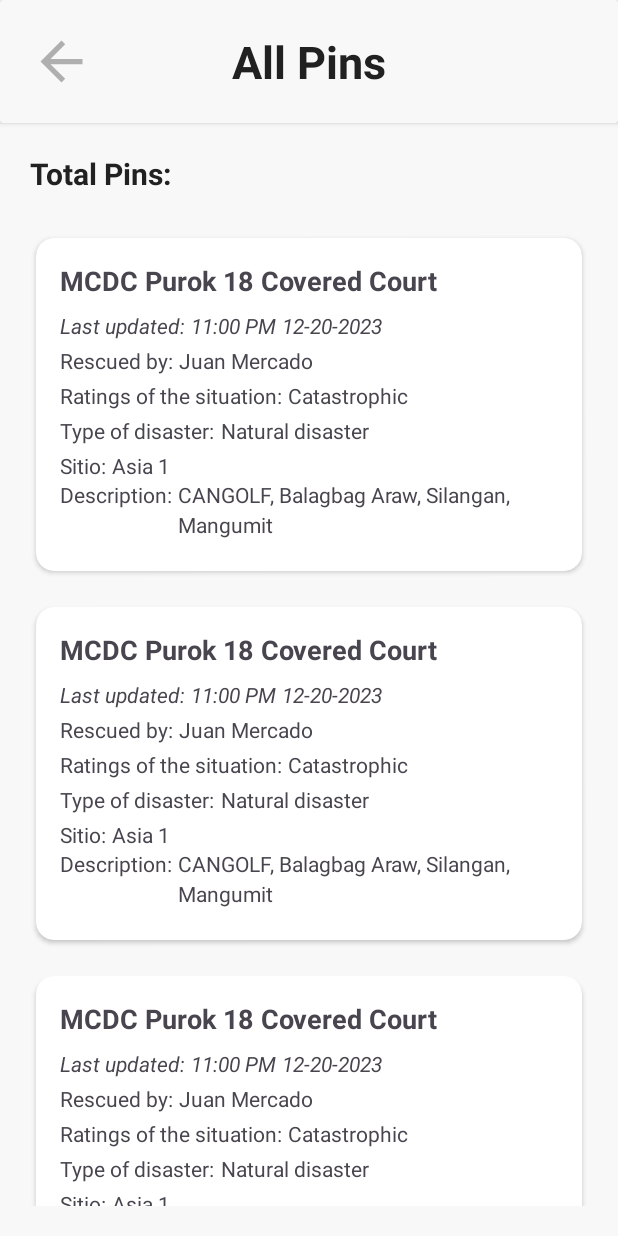
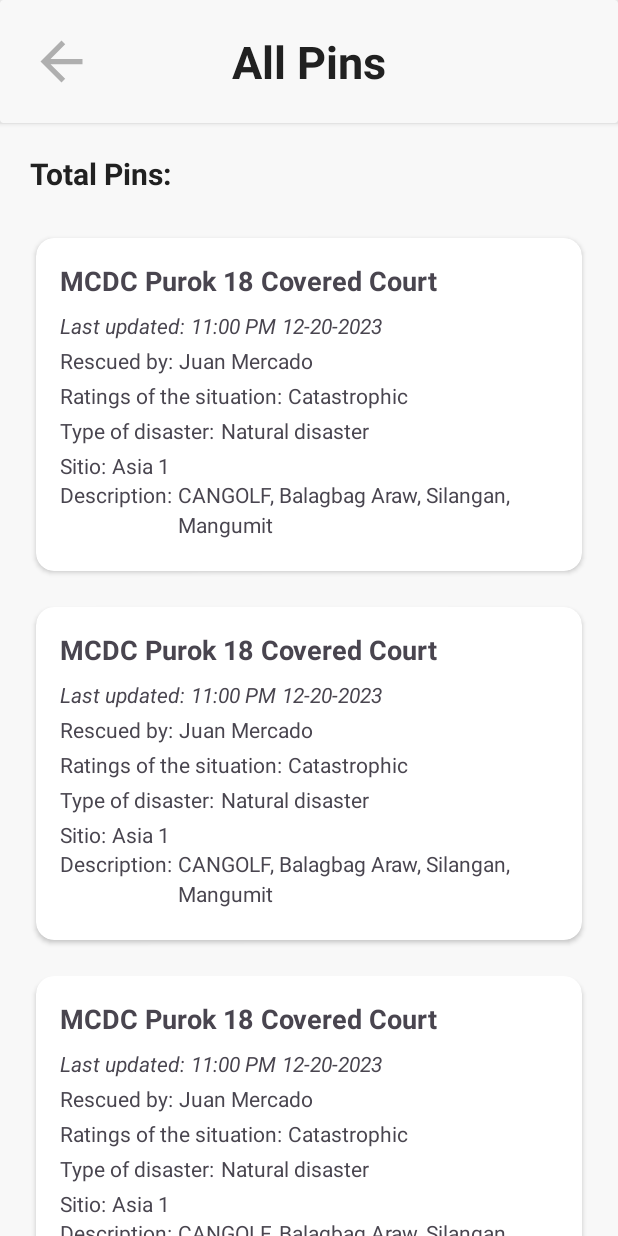
Before and after one commit to tnrtxx/rescYou_Admin, an Android app: the layout activity_show_all_pins.xml on its own in the app's theme, with its tools: preview values and no code run, on a phone screen of 412 x 824 dp. Run offline under Robolectric (Android 15) with nearby library versions, the phone set to English and light mode, and no system bars.

Commit message:
Finish Show All Pins

```diff
--- a/app/src/main/java/com/example/rescyouadmin/ShowAllPins.kt
+++ b/app/src/main/java/com/example/rescyouadmin/ShowAllPins.kt
@@ -13,6 +13,7 @@ import com.google.firebase.database.FirebaseDatabase
 import com.google.firebase.database.ValueEventListener
 
 class ShowAllPins : AppCompatActivity() {
+
 
     private lateinit var binding: ActivityShowAllPinsBinding
     private lateinit var allPinsList: MutableList<PinDataClass>
--- a/app/src/main/res/layout/activity_show_all_pins.xml
+++ b/app/src/main/res/layout/activity_show_all_pins.xml
@@ -48,6 +48,7 @@
         </androidx.constraintlayout.widget.ConstraintLayout>
     </androidx.cardview.widget.CardView>
 
+
     <!-- Total Resolved Pins -->
     <TextView
         android:id="@+id/total_pins"
@@ -71,8 +72,9 @@
         android:id="@+id/recycler_view"
         android:layout_width="match_parent"
         android:layout_height="0dp"
-        android:layout_marginBottom="20dp"
         app:layout_constraintBottom_toBottomOf="parent"
+        app:layout_constraintEnd_toEndOf="parent"
+        app:layout_constraintStart_toStartOf="parent"
         app:layout_constraintTop_toBottomOf="@+id/total_pins"
         tools:listitem="@layout/item_resolvedpins" />
 
--- a/app/src/main/res/layout/item_all_pins.xml
+++ b/app/src/main/res/layout/item_all_pins.xml
@@ -95,6 +95,7 @@
                         android:textSize="14sp"
                         tools:text="11:00 PM"
                         android:textStyle="italic"/>
+
 
                     <TextView
                         android:id="@+id/date_textview"
@@ -250,10 +251,7 @@
                             android:layout_below="@id/description_linearlayout"
                             android:orientation="horizontal"
                             tools:listitem="@layout/item_attachment"
-                            app:layoutManager="androidx.recyclerview.widget.GridLayoutManager"
-                            ></androidx.recyclerview.widget.RecyclerView>
-
-
+                            app:layoutManager="androidx.recyclerview.widget.GridLayoutManager" />
 
                     </HorizontalScrollView>
 
```
Also changed, not shown: app/src/main/java/com/example/rescyouadmin/ShowAllPinsAdapter.kt (+39 -1 lines).
